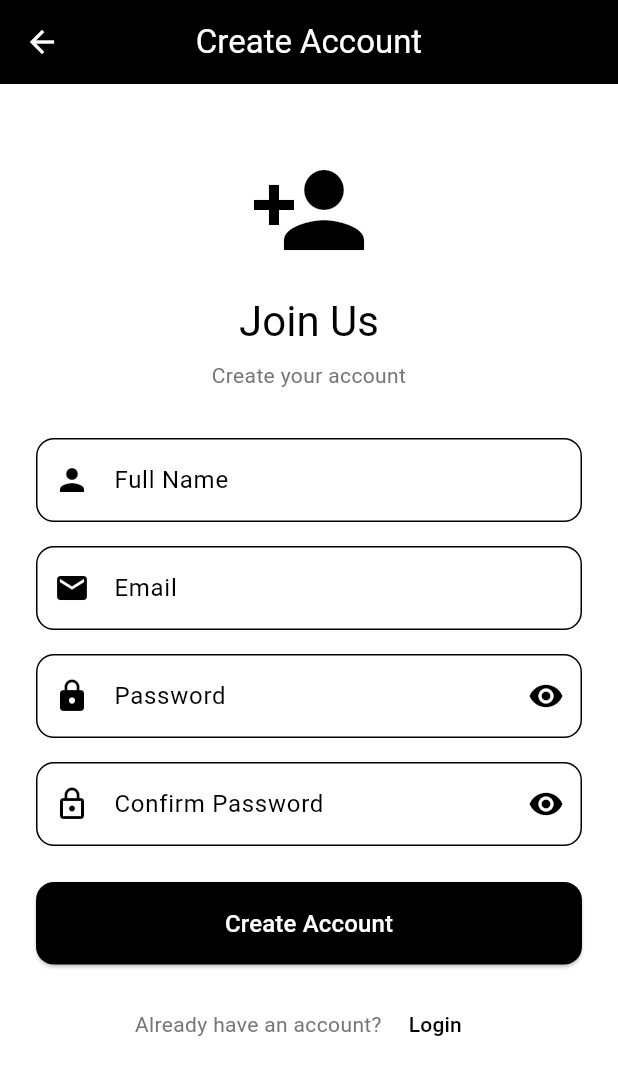
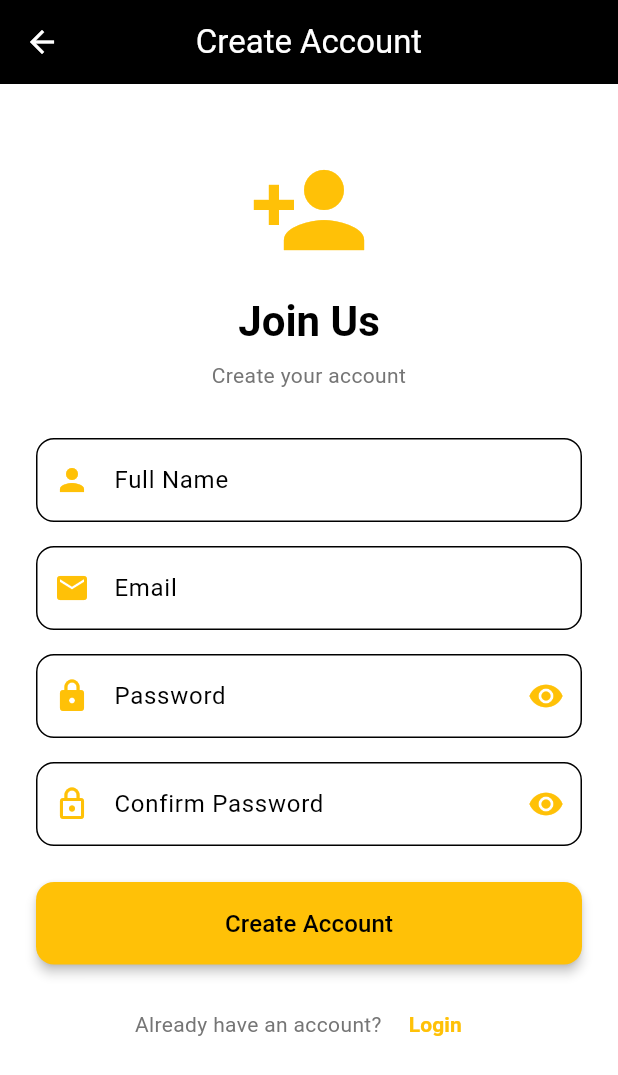
Before and after one commit to Ali-M-Jradi/ecommerce_albaqer, a Flutter app: the screen it shows after launch, after a tap on "Login", after a tap on "Register", on a phone screen of 412 x 824 dp. Shown: the top 1075 px of the screen. Run offline on Flutter 3.47's test engine with Material 3 defaults, Android fonts, the phone set to English and light mode, and no system bars; our stand-ins replace shared_preferences, sqflite; accounts and stored records are empty; network calls fail.

```diff
--- a/albaqer_gemstone_flutter/lib/screens/login_screen.dart
+++ b/albaqer_gemstone_flutter/lib/screens/login_screen.dart
@@ -176,16 +176,15 @@ class _LoginScreenState extends State<LoginScreen> {
                 const SizedBox(height: 40),
 
                 // App Logo/Title
-                Icon(
-                  Icons.diamond,
-                  size: 80,
-                  color: Theme.of(context).primaryColor,
-                ),
+                Icon(Icons.diamond, size: 80, color: Colors.amber),
                 const SizedBox(height: 16),
 
                 Text(
                   'Welcome Back',
-                  style: Theme.of(context).textTheme.headlineMedium,
+                  style: Theme.of(context).textTheme.headlineMedium?.copyWith(
+                    color: Colors.black,
+                    fontWeight: FontWeight.bold,
+                  ),
                   textAlign: TextAlign.center,
                 ),
                 const SizedBox(height: 8),
@@ -209,7 +208,14 @@ class _LoginScreenState extends State<LoginScreen> {
                   decoration: InputDecoration(
                     labelText: 'Email',
                     hintText: 'Enter your email',
-                    prefixIcon: const Icon(Icons.email),
+                    prefixIcon: const Icon(Icons.email, color: Colors.amber),
+                    focusedBorder: OutlineInputBorder(
+                      borderRadius: BorderRadius.circular(12),
+                      borderSide: const BorderSide(
+                        color: Colors.amber,
+                        width: 2,
+                      ),
+                    ),
                     border: OutlineInputBorder(
                       borderRadius: BorderRadius.circular(12),
                     ),
@@ -229,12 +235,13 @@ class _LoginScreenState extends State<LoginScreen> {
                   decoration: InputDecoration(
                     labelText: 'Password',
                     hintText: 'Enter your password',
-                    prefixIcon: const Icon(Icons.lock),
+                    prefixIcon: const Icon(Icons.lock, color: Colors.amber),
                     suffixIcon: IconButton(
                       icon: Icon(
                         _obscurePassword
                             ? Icons.visibility
                             : Icons.visibility_off,
+                        color: Colors.amber,
                       ),
                       onPressed: () {
                         // Toggle password visibility
@@ -242,6 +249,13 @@ class _LoginScreenState extends State<LoginScreen> {
                           _obscurePassword = !_obscurePassword;
                         });
                       },
+                    ),
+                    focusedBorder: OutlineInputBorder(
+                      borderRadius: BorderRadius.circular(12),
+                      borderSide: const BorderSide(
+                        color: Colors.amber,
+                        width: 2,
+                      ),
                     ),
                     border: OutlineInputBorder(
                       borderRadius: BorderRadius.circular(12),
@@ -284,10 +298,13 @@ class _LoginScreenState extends State<LoginScreen> {
                   onPressed: _isLoading ? null : _handleLogin,
                   // EXPLAIN: null disables button during loading
                   style: ElevatedButton.styleFrom(
+                    backgroundColor: Colors.amber,
+                    foregroundColor: Colors.black,
                     padding: const EdgeInsets.symmetric(vertical: 16),
                     shape: RoundedRectangleBorder(
                       borderRadius: BorderRadius.circular(12),
                     ),
+                    elevation: 3,
                   ),
                   child: _isLoading
                       ? const SizedBox(
@@ -296,7 +313,7 @@ class _LoginScreenState extends State<LoginScreen> {
                           child: CircularProgressIndicator(
                             strokeWidth: 2,
                             valueColor: AlwaysStoppedAnimation<Color>(
-                              Colors.white,
+                              Colors.black,
                             ),
                           ),
                         )
@@ -325,7 +342,13 @@ class _LoginScreenState extends State<LoginScreen> {
                           ),
                         );
                       },
-                      child: const Text('Register'),
+                      style: TextButton.styleFrom(
+                        foregroundColor: Colors.amber,
+                      ),
+                      child: const Text(
+                        'Register',
+                        style: TextStyle(fontWeight: FontWeight.bold),
+                      ),
                     ),
                   ],
                 ),
--- a/albaqer_gemstone_flutter/lib/screens/register_screen.dart
+++ b/albaqer_gemstone_flutter/lib/screens/register_screen.dart
@@ -169,16 +169,15 @@ class _RegisterScreenState extends State<RegisterScreen> {
                 const SizedBox(height: 20),
 
                 // Header
-                Icon(
-                  Icons.person_add,
-                  size: 80,
-                  color: Theme.of(context).primaryColor,
-                ),
+                Icon(Icons.person_add, size: 80, color: Colors.amber),
                 const SizedBox(height: 16),
 
                 Text(
                   'Join Us',
-                  style: Theme.of(context).textTheme.headlineMedium,
+                  style: Theme.of(context).textTheme.headlineMedium?.copyWith(
+                    color: Colors.black,
+                    fontWeight: FontWeight.bold,
+                  ),
                   textAlign: TextAlign.center,
                 ),
                 const SizedBox(height: 8),
@@ -202,7 +201,14 @@ class _RegisterScreenState extends State<RegisterScreen> {
                   decoration: InputDecoration(
                     labelText: 'Full Name',
                     hintText: 'Enter your full name',
-                    prefixIcon: const Icon(Icons.person),
+                    prefixIcon: const Icon(Icons.person, color: Colors.amber),
+                    focusedBorder: OutlineInputBorder(
+                      borderRadius: BorderRadius.circular(12),
+                      borderSide: const BorderSide(
+                        color: Colors.amber,
+                        width: 2,
+                      ),
+                    ),
                     border: OutlineInputBorder(
                       borderRadius: BorderRadius.circular(12),
                     ),
@@ -220,7 +226,14 @@ class _RegisterScreenState extends State<RegisterScreen> {
                   decoration: InputDecoration(
                     labelText: 'Email',
                     hintText: 'Enter your email',
-                    prefixIcon: const Icon(Icons.email),
+                    prefixIcon: const Icon(Icons.email, color: Colors.amber),
+                    focusedBorder: OutlineInputBorder(
+                      borderRadius: BorderRadius.circular(12),
+                      borderSide: const BorderSide(
+                        color: Colors.amber,
+                        width: 2,
+                      ),
+                    ),
                     border: OutlineInputBorder(
                       borderRadius: BorderRadius.circular(12),
                     ),
@@ -238,16 +251,24 @@ class _RegisterScreenState extends State<RegisterScreen> {
                   decoration: InputDecoration(
                     labelText: 'Password',
                     hintText: 'Create a password',
-                    prefixIcon: const Icon(Icons.lock),
+                    prefixIcon: const Icon(Icons.lock, color: Colors.amber),
                     suffixIcon: IconButton(
                       icon: Icon(
                         _obscurePassword
                             ? Icons.visibility
                             : Icons.visibility_off,
+                        color: Colors.amber,
                       ),
                       onPressed: () {
                         setState(() => _obscurePassword = !_obscurePassword);
                       },
+                    ),
+                    focusedBorder: OutlineInputBorder(
+                      borderRadius: BorderRadius.circular(12),
+                      borderSide: const BorderSide(
+                        color: Colors.amber,
+                        width: 2,
+                      ),
                     ),
                     border: OutlineInputBorder(
                       borderRadius: BorderRadius.circular(12),
@@ -266,12 +287,16 @@ class _RegisterScreenState extends State<RegisterScreen> {
                   decoration: InputDecoration(
                     labelText: 'Confirm Password',
                     hintText: 'Re-enter your password',
-                    prefixIcon: const Icon(Icons.lock_outline),
+                    prefixIcon: const Icon(
+                      Icons.lock_outline,
+                      color: Colors.amber,
+                    ),
                     suffixIcon: IconButton(
                       icon: Icon(
                         _obscureConfirmPassword
                             ? Icons.visibility
                             : Icons.visibility_off,
+                        color: Colors.amber,
                       ),
                       onPressed: () {
                         setState(
@@ -279,6 +304,13 @@ class _RegisterScreenState extends State<RegisterScreen> {
                               !_obscureConfirmPassword,
                         );
                       },
+                    ),
+                    focusedBorder: OutlineInputBorder(
+                      borderRadius: BorderRadius.circular(12),
+                      borderSide: const BorderSide(
+                        color: Colors.amber,
+                        width: 2,
+                      ),
                     ),
                     border: OutlineInputBorder(
                       borderRadius: BorderRadius.circular(12),
@@ -320,10 +352,13 @@ class _RegisterScreenState extends State<RegisterScreen> {
                 ElevatedButton(
                   onPressed: _isLoading ? null : _handleRegister,
                   style: ElevatedButton.styleFrom(
+                    backgroundColor: Colors.amber,
+                    foregroundColor: Colors.black,
                     padding: const EdgeInsets.symmetric(vertical: 16),
                     shape: RoundedRectangleBorder(
                       borderRadius: BorderRadius.circular(12),
                     ),
+                    elevation: 3,
                   ),
                   child: _isLoading
                       ? const SizedBox(
@@ -332,7 +367,7 @@ class _RegisterScreenState extends State<RegisterScreen> {
                           child: CircularProgressIndicator(
                             strokeWidth: 2,
                             valueColor: AlwaysStoppedAnimation<Color>(
-                              Colors.white,
+                              Colors.black,
                             ),
                           ),
                         )
@@ -358,7 +393,13 @@ class _RegisterScreenState extends State<RegisterScreen> {
                         // Go back to login screen
                         Navigator.pop(context);
                       },
-                      child: const Text('Login'),
+                      style: TextButton.styleFrom(
+                        foregroundColor: Colors.amber,
+                      ),
+                      child: const Text(
+                        'Login',
+                        style: TextStyle(fontWeight: FontWeight.bold),
+                      ),
                     ),
                   ],
                 ),
```
